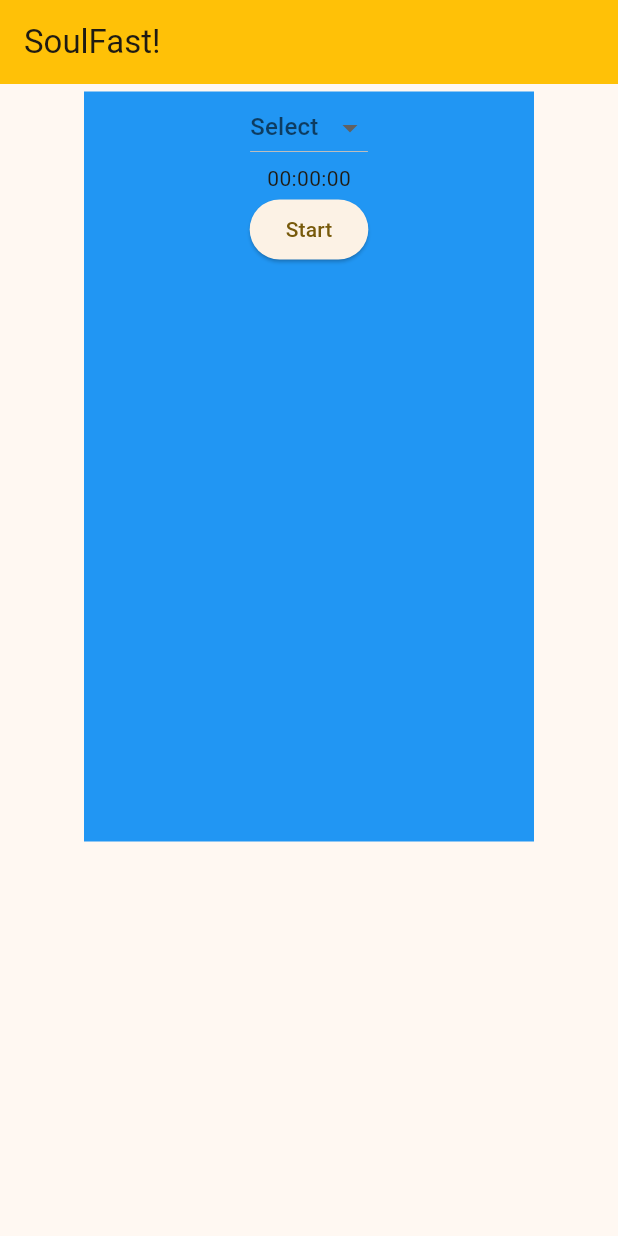
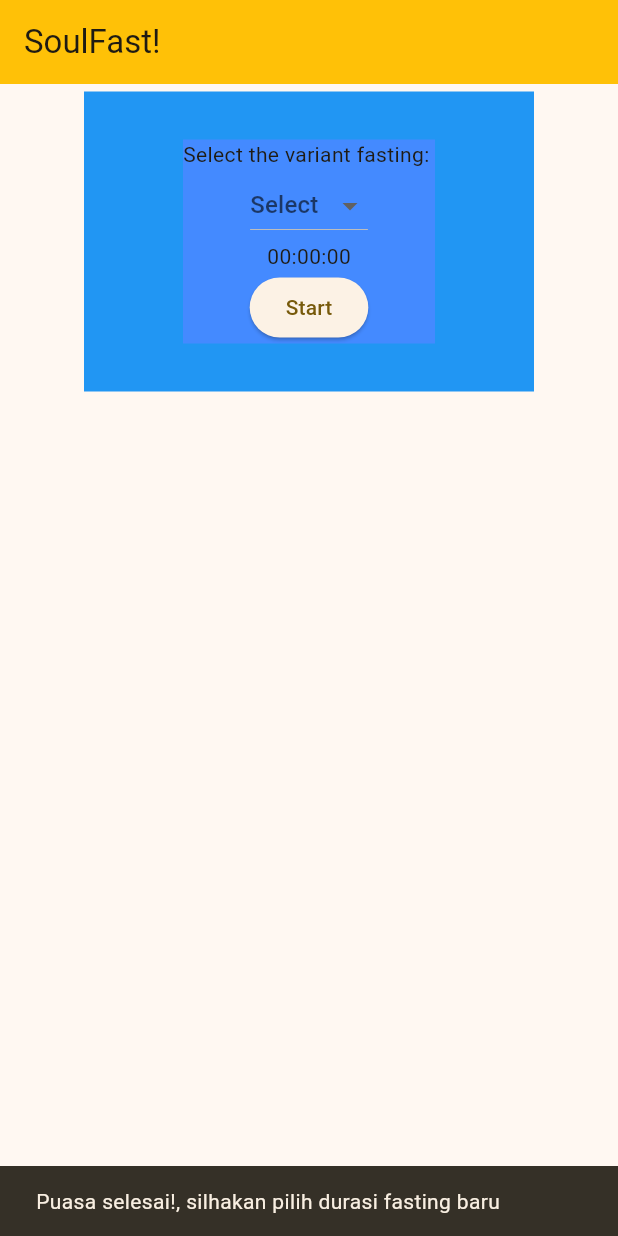
Before and after one commit to ilhamafandi21/soul-fast, a Flutter app: the screen it shows after launch, after a tap on "Start", on a phone screen of 412 x 824 dp. Run offline on Flutter 3.47's test engine with Material 3 defaults, Android fonts, the phone set to English and light mode, and no system bars.

Commit message:
14 Nov 2025

```diff
--- a/lib/pages/home/home.dart
+++ b/lib/pages/home/home.dart
@@ -1,5 +1,6 @@
 import 'dart:async';
 
+import 'package:flutter/foundation.dart';
 import 'package:flutter/material.dart';
 
 class Home extends StatefulWidget {
@@ -66,6 +67,21 @@ class _HomeState extends State<Home> {
         setState(() {
           duration--;
         });
+      } else if (duration == 0) {
+        setState(() {
+          timer.cancel();
+          ScaffoldMessenger.of(context).showSnackBar(
+            SnackBar(
+              content: Text(
+                'Puasa selesai!, silhakan pilih durasi fasting baru',
+              ),
+            ),
+          );
+        });
+      } else if (duration < 1) {
+        setState(() {
+          timer.cancel();
+        });
       }
     });
   }
@@ -86,13 +102,22 @@ class _HomeState extends State<Home> {
         child: SafeArea(
           child: Center(
             child: Container(
-              height: 500,
+              height: 200,
               width: 300,
               margin: EdgeInsets.all(5),
               decoration: BoxDecoration(color: Colors.blue),
               child: Column(
+                mainAxisAlignment: MainAxisAlignment.spaceAround,
                 children: [
+                  Container(
+                    decoration: BoxDecoration(
+                      color: Colors.blueAccent
+                    ),
+                    child: Column(
+                      children: [
+                        Text('Select the variant fasting: '),
                         DropdownButton(
+
                           value: selectedFasting,
                           hint: Text('Select'),
                           items: variantFasting.map((value) {
@@ -109,10 +134,20 @@ class _HomeState extends State<Home> {
                         ),
                         Text(formatTime(duration)),
                         ElevatedButton(
+
                           onPressed: () {
-                      startFasting();
+                            (countdownTimer != null && countdownTimer!.isActive)
+                                ? stopFasting()
+                                : startFasting();
                           },
-                    child: Text('Start'),
+                          child: Text(
+                            (countdownTimer != null && countdownTimer!.isActive)
+                                ? 'Stop'
+                                : 'Start',
+                          ),
+                        ),
+                      ],
+                    ),
                   ),
                 ],
               ),
```
Lines whose indentation alone changed are shown as unchanged.
